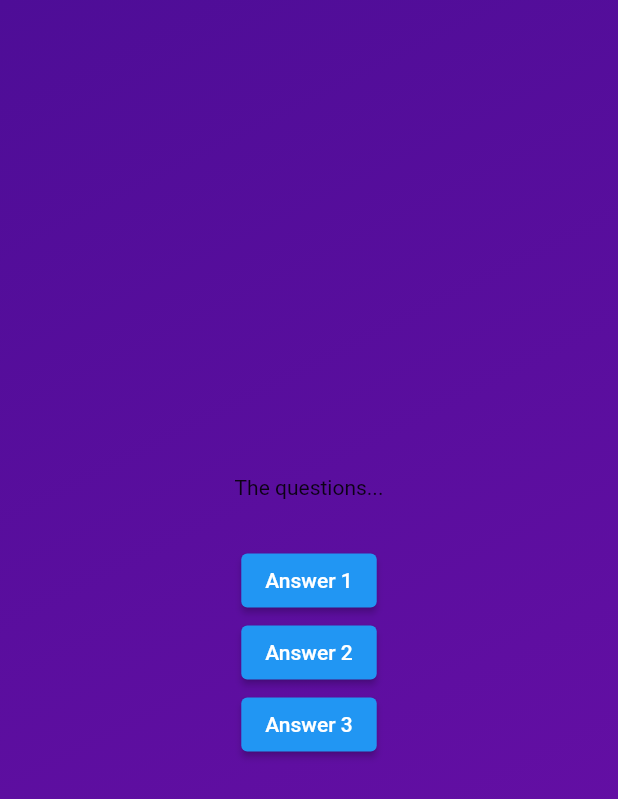
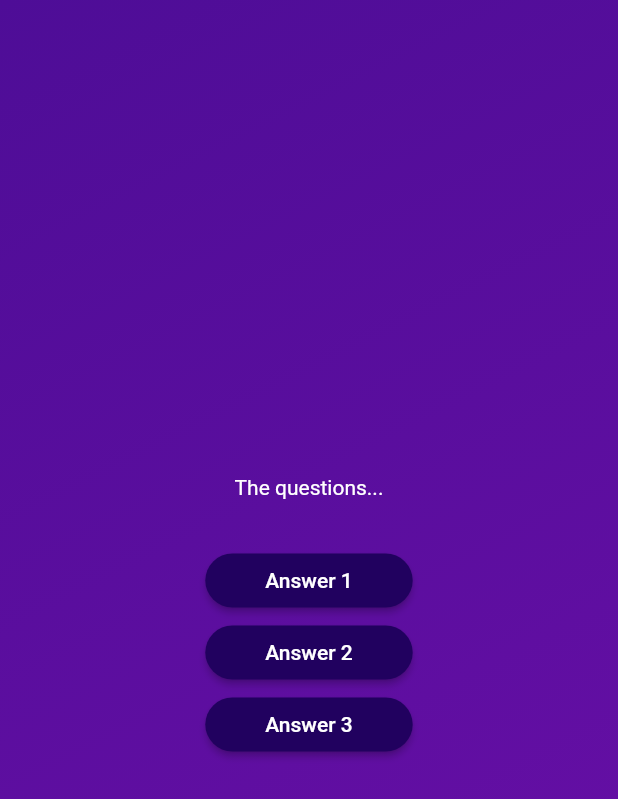
Before and after one commit to PandeyRajnish/quiz_app, a Flutter app: the screen it shows after launch, after a tap on "Start Quiz", on a phone screen of 412 x 824 dp. Shown: the top 799 px of the screen. Run offline on Flutter 3.47's test engine with Material 2 defaults, Android fonts, the phone set to English and light mode, and no system bars.

Commit message:
create a reusable, custom styled button

```diff
--- /dev/null
+++ b/lib/answer_button.dart
@@ -0,0 +1,26 @@
+import 'package:flutter/material.dart';
+
+class AnswerButton extends StatelessWidget {
+  const AnswerButton({
+    super.key,
+    required this.answerText,
+    required this.onTap,
+  });
+
+  final String answerText;
+  final void Function() onTap;
+
+  @override
+  Widget build(BuildContext context) {
+    return ElevatedButton(
+      onPressed: onTap,
+      style: ElevatedButton.styleFrom(
+        padding: EdgeInsets.symmetric(vertical: 10, horizontal: 40),
+        backgroundColor: const Color.fromARGB(255, 33, 1, 95),
+        foregroundColor: Colors.white,
+        shape: RoundedRectangleBorder(borderRadius: BorderRadius.circular(40),),
+      ),
+      child: Text(answerText),
+    );
+  }
+}
--- a/lib/questions_screen.dart
+++ b/lib/questions_screen.dart
@@ -1,4 +1,5 @@
 import 'package:flutter/material.dart';
+import 'package:adv_basics/answer_button.dart';
 
 class QuestionsScreen extends StatefulWidget {
   const QuestionsScreen({super.key});
@@ -17,19 +18,24 @@ class _QuestionsScreenState extends State<QuestionsScreen> {
       child: Column(
         mainAxisAlignment: MainAxisAlignment.center,
         children: [
-          const Text('The questions...'),
+          const Text(
+            'The questions...',
+            style: TextStyle(
+              color: Colors.white,
+            ),
+          ),
           const SizedBox(height: 30),
-          ElevatedButton(
-            onPressed: () {},
-            child: const Text('Answer 1'),
+          AnswerButton(
+            answerText: 'Answer 1',
+            onTap: () {},
           ),
-          ElevatedButton(
-            onPressed: () {},
-            child: const Text('Answer 2'),
+          AnswerButton(
+            answerText: 'Answer 2',
+            onTap: () {},
           ),
-          ElevatedButton(
-            onPressed: () {},
-            child: const Text('Answer 3'),
+          AnswerButton(
+            answerText: 'Answer 3',
+            onTap: () {},
           ),
         ],
       ),
```
